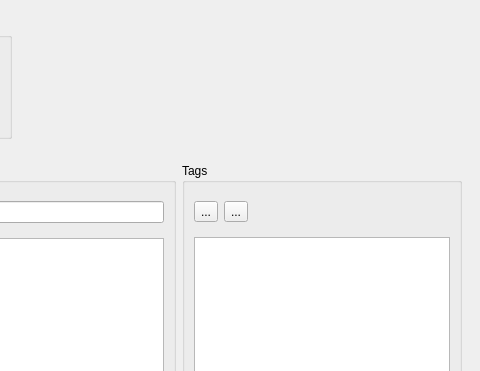
Old version of the form ui/pydosh.ui in the repository innerhippy/pydosh; both pictures show x 612 to 1092 and y 0 to 371 of the 1092 by 745 pixel window.
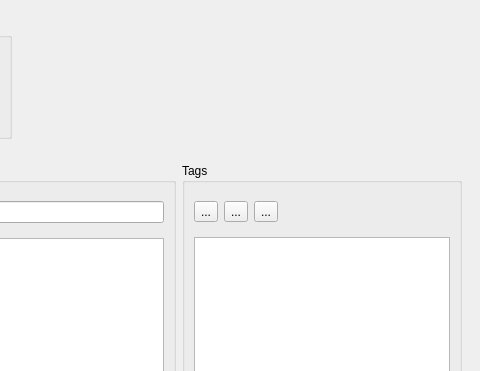
New version of the form. Icons and pictures are not drawn. Custom widgets are drawn as their Qt base class.

Commit message: Awesome tag plot

Patch:
```diff
--- a/ui/pydosh.ui
+++ b/ui/pydosh.ui
@@ -550,6 +550,17 @@
                </property>
               </widget>
              </item>
+             <item>
+              <widget class="QToolButton" name="tagPlotButton">
+               <property name="text">
+                <string>...</string>
+               </property>
+               <property name="icon">
+                <iconset resource="pydosh.qrc">
+                 <normaloff>:/icons/graph-white.png</normaloff>:/icons/graph-white.png</iconset>
+               </property>
+              </widget>
+             </item>
              <item>
               <spacer name="horizontalSpacer_5">
                <property name="orientation">
```
The commit also changes 9 other files.
